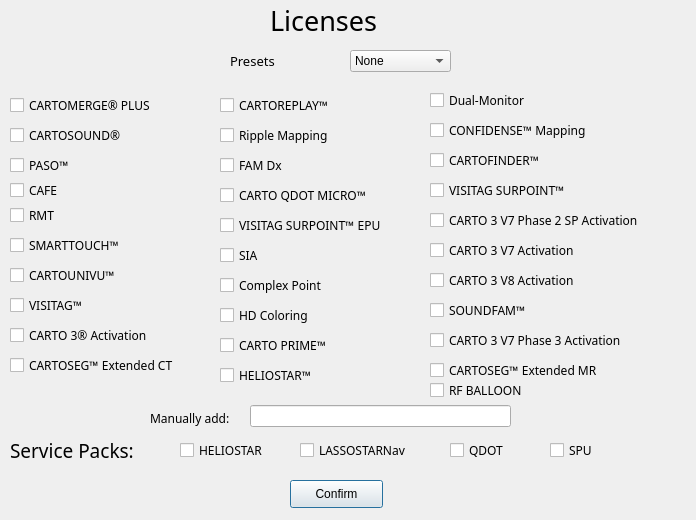
This is Code/Forms/licenses_dialog.ui in EranYonai/Auto-Baseline as Qt 5 draws it before an edit. The edited form follows.
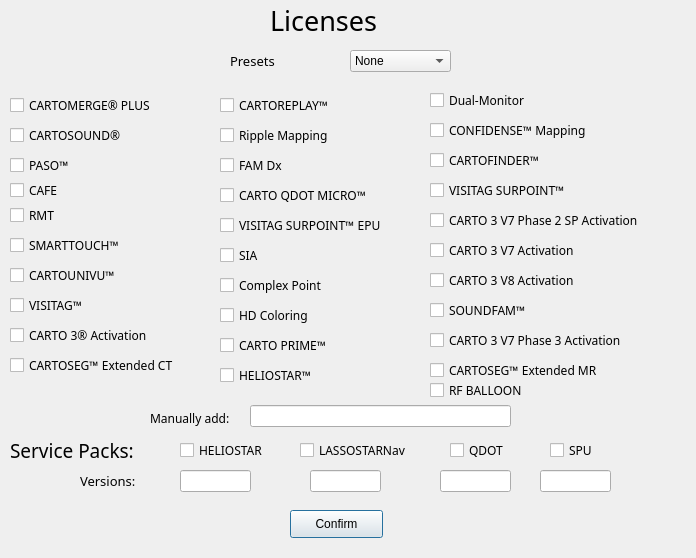
This is the edited form.

What changed in the file:
```diff
--- a/Code/Forms/licenses_dialog.ui
+++ b/Code/Forms/licenses_dialog.ui
@@ -7,7 +7,7 @@
     <x>0</x>
     <y>0</y>
     <width>696</width>
-    <height>520</height>
+    <height>558</height>
    </rect>
   </property>
   <property name="windowTitle">
@@ -680,7 +680,7 @@
    <property name="geometry">
     <rect>
      <x>290</x>
-     <y>480</y>
+     <y>510</y>
      <width>93</width>
      <height>28</height>
     </rect>
@@ -803,6 +803,65 @@
     <string>SPU</string>
    </property>
   </widget>
+  <widget class="QLineEdit" name="helios_ver_text">
+   <property name="geometry">
+    <rect>
+     <x>180</x>
+     <y>470</y>
+     <width>71</width>
+     <height>22</height>
+    </rect>
+   </property>
+  </widget>
+  <widget class="QLineEdit" name="lasso_ver_text">
+   <property name="geometry">
+    <rect>
+     <x>310</x>
+     <y>470</y>
+     <width>71</width>
+     <height>22</height>
+    </rect>
+   </property>
+  </widget>
+  <widget class="QLineEdit" name="qdot_ver_text">
+   <property name="geometry">
+    <rect>
+     <x>440</x>
+     <y>470</y>
+     <width>71</width>
+     <height>22</height>
+    </rect>
+   </property>
+  </widget>
+  <widget class="QLineEdit" name="spu_ver_text">
+   <property name="geometry">
+    <rect>
+     <x>540</x>
+     <y>470</y>
+     <width>71</width>
+     <height>22</height>
+    </rect>
+   </property>
+  </widget>
+  <widget class="QLabel" name="label_3">
+   <property name="geometry">
+    <rect>
+     <x>80</x>
+     <y>470</y>
+     <width>71</width>
+     <height>21</height>
+    </rect>
+   </property>
+   <property name="font">
+    <font>
+     <family>Product Sans Light</family>
+     <pointsize>10</pointsize>
+    </font>
+   </property>
+   <property name="text">
+    <string>Versions:</string>
+   </property>
+  </widget>
  </widget>
  <tabstops>
   <tabstop>comboBox</tabstop>
```
